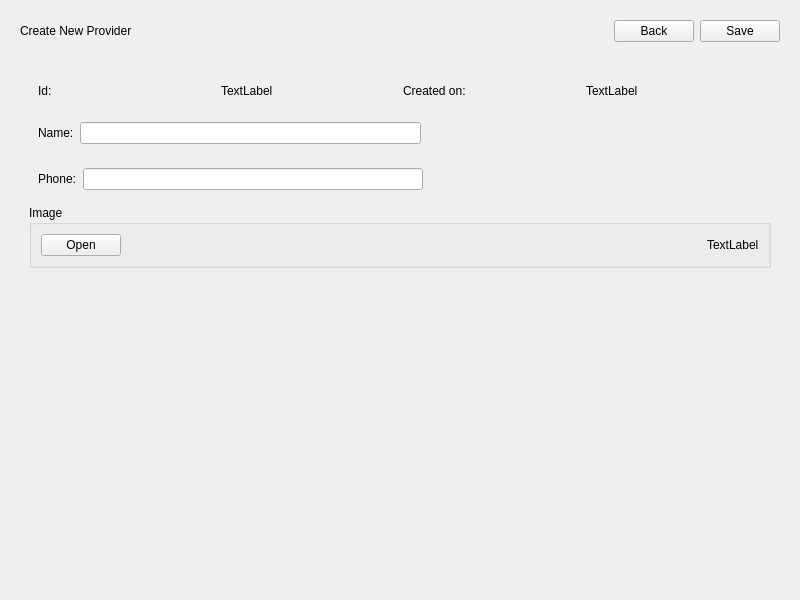
This is penyamanager/admin/adminnewprovider.ui in eguzki/penyamanager as Qt 5 draws it before an edit. The edited form follows.
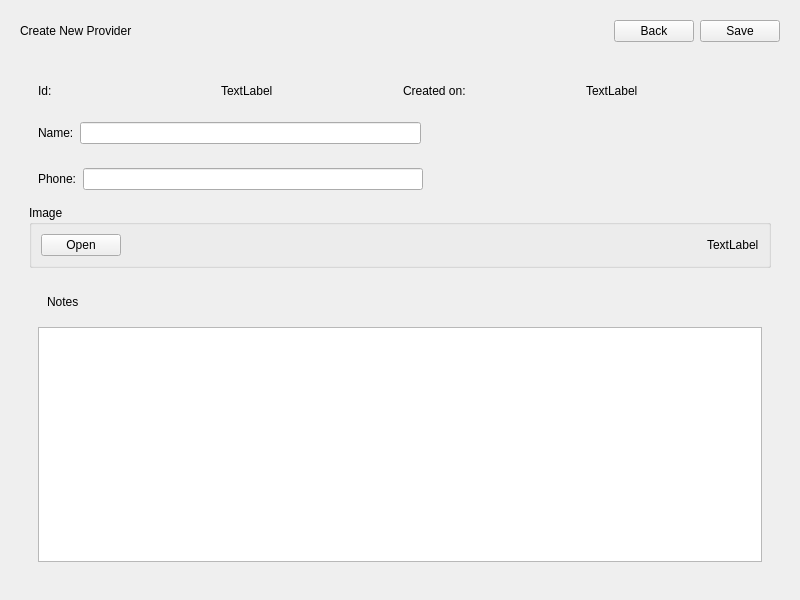
This is the edited form.

Commit message: provider with notes

Patch:
```diff
--- a/penyamanager/admin/adminnewprovider.ui
+++ b/penyamanager/admin/adminnewprovider.ui
@@ -237,17 +237,46 @@
           </widget>
          </item>
          <item>
-          <spacer name="verticalSpacer">
+          <widget class="QWidget" name="notesWidget" native="true">
+           <layout class="QVBoxLayout" name="verticalLayout_3">
+            <item>
+             <widget class="QWidget" name="notesLabelWidget" native="true">
+              <layout class="QHBoxLayout" name="horizontalLayout_7">
+               <item>
+                <widget class="QLabel" name="notesLabel">
+                 <property name="text">
+                  <string>Notes</string>
+                 </property>
+                </widget>
+               </item>
+               <item>
+                <spacer name="horizontalSpacer_5">
            <property name="orientation">
-            <enum>Qt::Vertical</enum>
+                  <enum>Qt::Horizontal</enum>
            </property>
            <property name="sizeHint" stdset="0">
             <size>
-             <width>20</width>
-             <height>315</height>
+                   <width>666</width>
+                   <height>20</height>
             </size>
            </property>
           </spacer>
+               </item>
+              </layout>
+             </widget>
+            </item>
+            <item>
+             <widget class="QTextEdit" name="notesTextEdit">
+              <property name="sizePolicy">
+               <sizepolicy hsizetype="Expanding" vsizetype="Expanding">
+                <horstretch>0</horstretch>
+                <verstretch>0</verstretch>
+               </sizepolicy>
+              </property>
+             </widget>
+            </item>
+           </layout>
+          </widget>
          </item>
         </layout>
        </widget>
```
Lines whose indentation alone changed are shown as unchanged. The commit also changes 7 other files.
